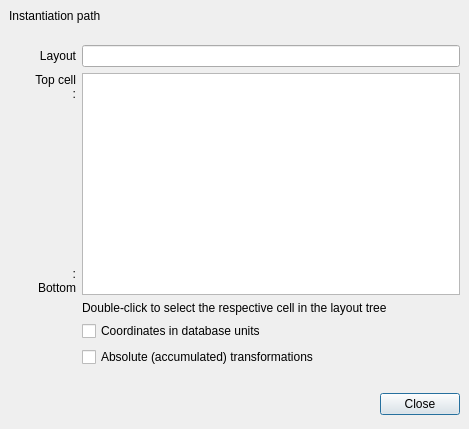
Above: eda-klayout/src/edt/edt/InstantiationForm.ui from tolgauye/GMOS before the change. Below: the same form after it.
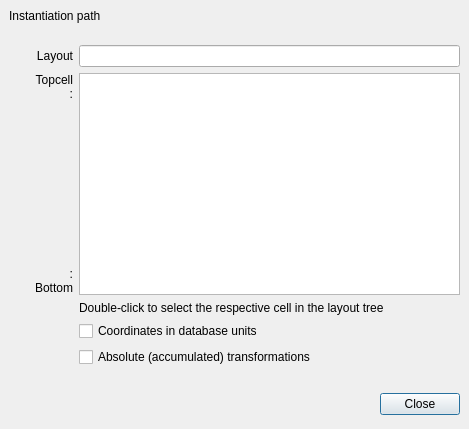
That is the form after the change.

Patch:
```diff
--- a/eda-klayout/src/edt/edt/InstantiationForm.ui
+++ b/eda-klayout/src/edt/edt/InstantiationForm.ui
@@ -179,7 +179,7 @@
    <item row="3" column="1" >
     <widget class="QLabel" name="label" >
      <property name="text" >
-      <string>Top cell
+      <string>Topcell
 :</string>
      </property>
      <property name="alignment" >
```
